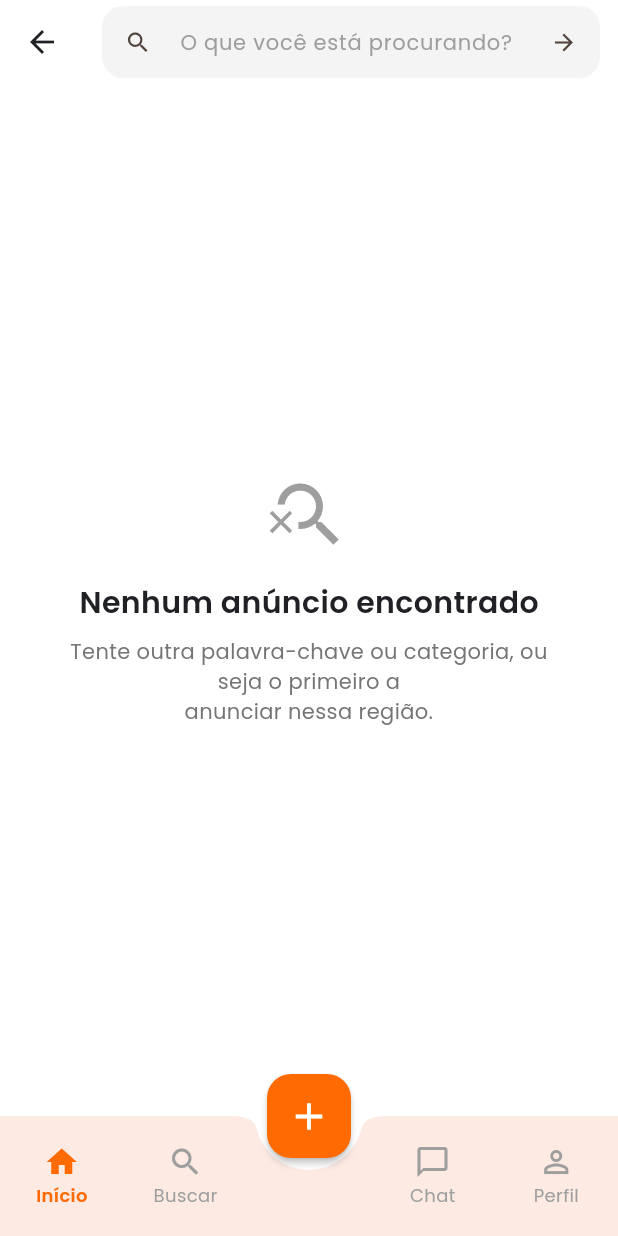
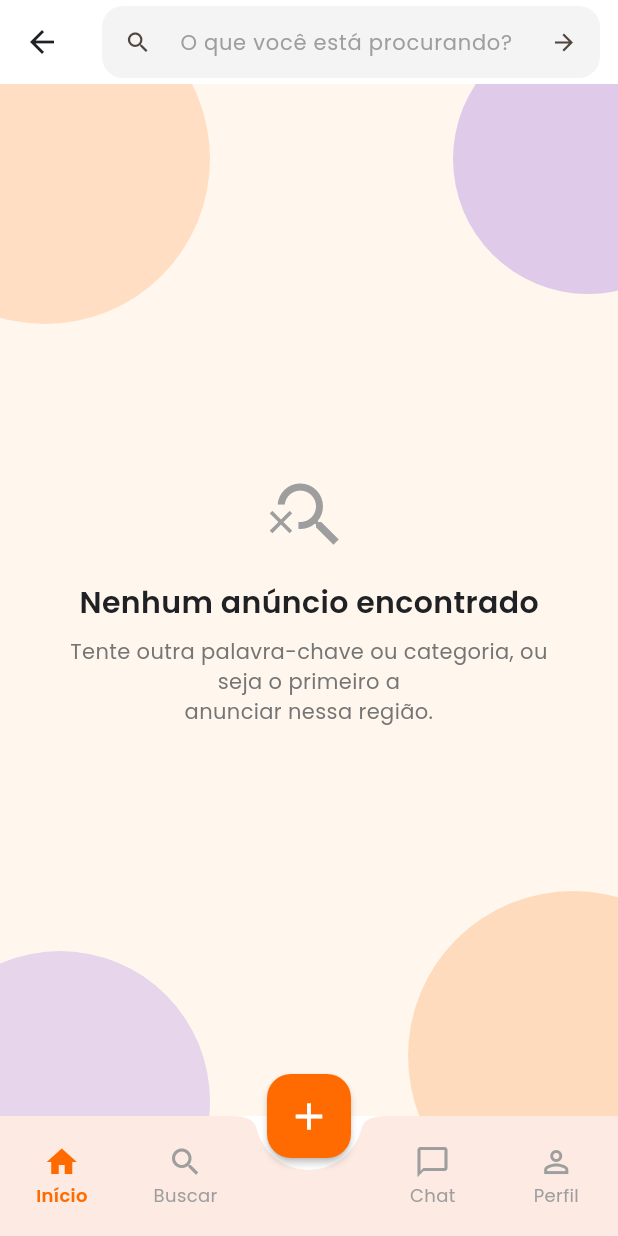
Before and after one commit to leunamesoftware/leuplace, a Flutter app: the HomeScreen screen opened by its route, after a tap on "O que você está procurando?", on a phone screen of 412 x 824 dp. Run offline on Flutter 3.47's test engine with Material 3 defaults, Android fonts, the phone set to English and light mode, and no system bars; our stand-ins replace cloud_firestore, firebase_auth, firebase_core, firebase_storage, flutter_riverpod, go_router and 3 more; accounts and stored records are empty.

Commit message:
feat: fundo decorativo e cards mais ricos, mais fiéis à referência
Adiciona um fundo com manchas laranja/roxo (reaproveitado da splash) nas
telas de início, busca e boas-vindas, e troca a borda cinza dos cards de
anúncio por uma sombra suave — mais parecido com o material de
referência original, sem copiar elementos que não fazem sentido para o
nosso modelo (parcelamento, "comprar agora" direto, etc.).

Próximas telas na mesma linha: categorias, chat, perfil e detalhe do
anúncio.

Co-Authored-By: Claude Sonnet 5 <noreply@anthropic.com>
Claude-Session: https://claude.ai/code/session_01NeaR7mb7hA3ppBD6bwaoZL

```diff
--- a/lib/features/auth/welcome_screen.dart
+++ b/lib/features/auth/welcome_screen.dart
@@ -7,6 +7,7 @@ import '../../core/theme/app_colors.dart';
 import '../../core/theme/app_text_styles.dart';
 import '../../routes/route_paths.dart';
 import '../../widgets/app_logo.dart';
+import '../../widgets/decorative_background.dart';
 import '../../widgets/pill_button.dart';
 import 'auth_providers.dart';
 import 'widgets/auth_error_banner.dart';
@@ -44,12 +45,12 @@ class _WelcomeScreenState extends ConsumerState<WelcomeScreen> {
   @override
   Widget build(BuildContext context) {
     return Scaffold(
-      backgroundColor: AppColors.background,
-      body: SafeArea(
-        child: SingleChildScrollView(
-          padding: const EdgeInsets.fromLTRB(24, 24, 24, 16),
-          child: Column(
-            children: [
+      body: DecorativeBackground(
+        child: SafeArea(
+          child: SingleChildScrollView(
+            padding: const EdgeInsets.fromLTRB(24, 24, 24, 16),
+            child: Column(
+              children: [
               const AppLogo(markSize: 120, wordmarkFontSize: 34),
               const SizedBox(height: 28),
               RichText(
@@ -145,7 +146,8 @@ class _WelcomeScreenState extends ConsumerState<WelcomeScreen> {
                   ),
                 ),
               ),
-            ],
+              ],
+            ),
           ),
         ),
       ),
--- a/lib/features/home/home_screen.dart
+++ b/lib/features/home/home_screen.dart
@@ -7,6 +7,7 @@ import '../../core/theme/app_text_styles.dart';
 import '../../routes/route_paths.dart';
 import '../../widgets/app_header.dart';
 import '../../widgets/category_icon.dart';
+import '../../widgets/decorative_background.dart';
 import '../../widgets/product_card.dart';
 import '../categories/category_providers.dart';
 import '../products/product_providers.dart';
@@ -21,9 +22,9 @@ class HomeScreen extends ConsumerWidget {
     final nearbyAsync = ref.watch(nearbyProductsProvider);
 
     return Scaffold(
-      backgroundColor: AppColors.background,
       appBar: const AppHeader(),
-      body: CustomScrollView(
+      body: DecorativeBackground(
+        child: CustomScrollView(
         slivers: [
           SliverPadding(
             padding: const EdgeInsets.fromLTRB(16, 4, 16, 0),
@@ -107,6 +108,7 @@ class HomeScreen extends ConsumerWidget {
           ),
           const SliverToBoxAdapter(child: SizedBox(height: 24)),
         ],
+        ),
       ),
     );
   }
--- a/lib/features/search/search_screen.dart
+++ b/lib/features/search/search_screen.dart
@@ -5,6 +5,7 @@ import 'package:go_router/go_router.dart';
 import '../../core/theme/app_colors.dart';
 import '../../core/theme/app_text_styles.dart';
 import '../../routes/route_paths.dart';
+import '../../widgets/decorative_background.dart';
 import '../../widgets/product_card.dart';
 import '../categories/category_providers.dart';
 import '../products/product_providers.dart';
@@ -77,7 +78,8 @@ class _SearchScreenState extends ConsumerState<SearchScreen> {
           ),
         ),
       ),
-      body: Column(
+      body: DecorativeBackground(
+        child: Column(
         children: [
           if (categoryName != null)
             Padding(
@@ -141,6 +143,7 @@ class _SearchScreenState extends ConsumerState<SearchScreen> {
             ),
           ),
         ],
+        ),
       ),
     );
   }
--- /dev/null
+++ b/lib/widgets/decorative_background.dart
@@ -0,0 +1,54 @@
+import 'package:flutter/material.dart';
+
+import '../core/theme/app_colors.dart';
+
+/// Fundo decorativo (gradiente creme + manchas laranja/roxo) usado nas telas
+/// de abertura e cadastro/login, para dar a mesma identidade visual em todo
+/// o fluxo de entrada no app.
+class DecorativeBackground extends StatelessWidget {
+  const DecorativeBackground({super.key, required this.child});
+
+  final Widget child;
+
+  @override
+  Widget build(BuildContext context) {
+    return Stack(
+      children: [
+        Positioned.fill(
+          child: DecoratedBox(
+            decoration: const BoxDecoration(color: Color(0xFFFFF7EE)),
+          ),
+        ),
+        Positioned(
+          top: -60,
+          left: -80,
+          child: _blob(220, AppColors.primary.withOpacity(0.18)),
+        ),
+        Positioned(
+          top: -40,
+          right: -70,
+          child: _blob(180, AppColors.secondary.withOpacity(0.22)),
+        ),
+        Positioned(
+          bottom: -90,
+          left: -60,
+          child: _blob(200, AppColors.secondary.withOpacity(0.16)),
+        ),
+        Positioned(
+          bottom: -70,
+          right: -80,
+          child: _blob(220, AppColors.primary.withOpacity(0.20)),
+        ),
+        child,
+      ],
+    );
+  }
+
+  Widget _blob(double size, Color color) {
+    return Container(
+      width: size,
+      height: size,
+      decoration: BoxDecoration(shape: BoxShape.circle, color: color),
+    );
+  }
+}
--- a/lib/widgets/product_card.dart
+++ b/lib/widgets/product_card.dart
@@ -23,7 +23,13 @@ class ProductCard extends StatelessWidget {
         decoration: BoxDecoration(
           color: AppColors.background,
           borderRadius: BorderRadius.circular(16),
-          border: Border.all(color: Colors.grey.shade200),
+          boxShadow: [
+            BoxShadow(
+              color: Colors.black.withOpacity(0.08),
+              blurRadius: 12,
+              offset: const Offset(0, 4),
+            ),
+          ],
         ),
         clipBehavior: Clip.antiAlias,
         child: Column(
```
